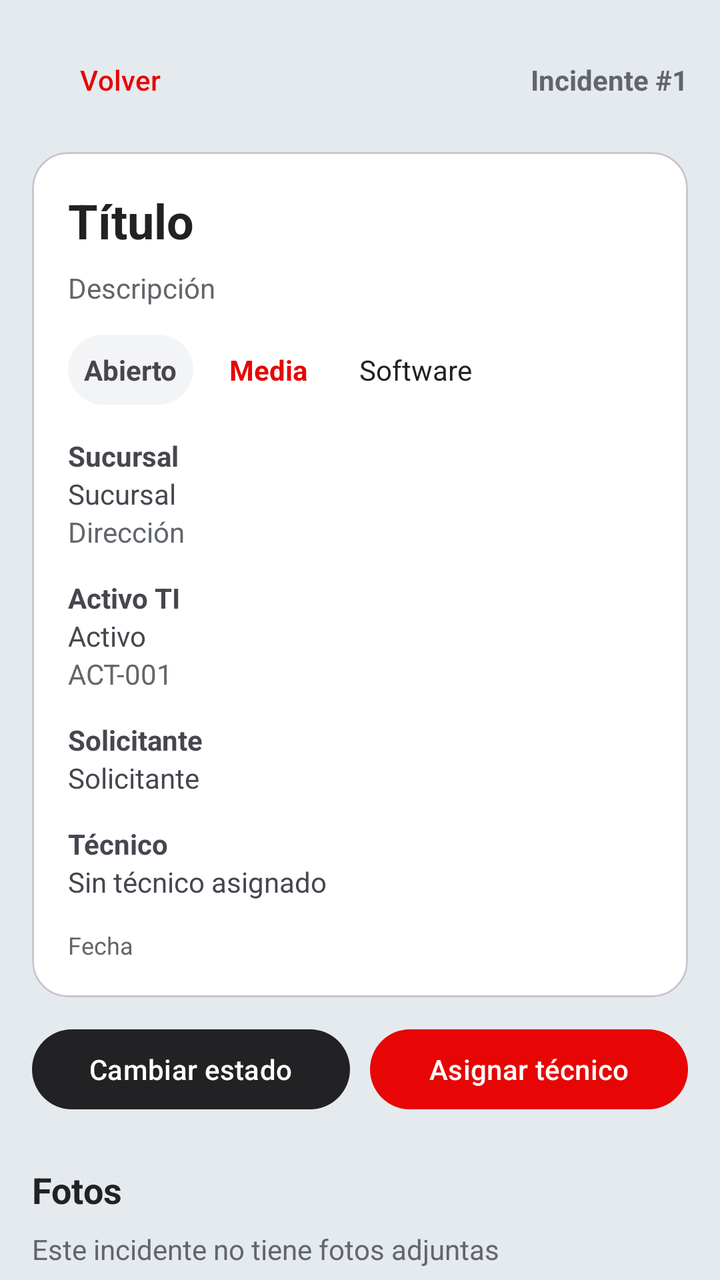
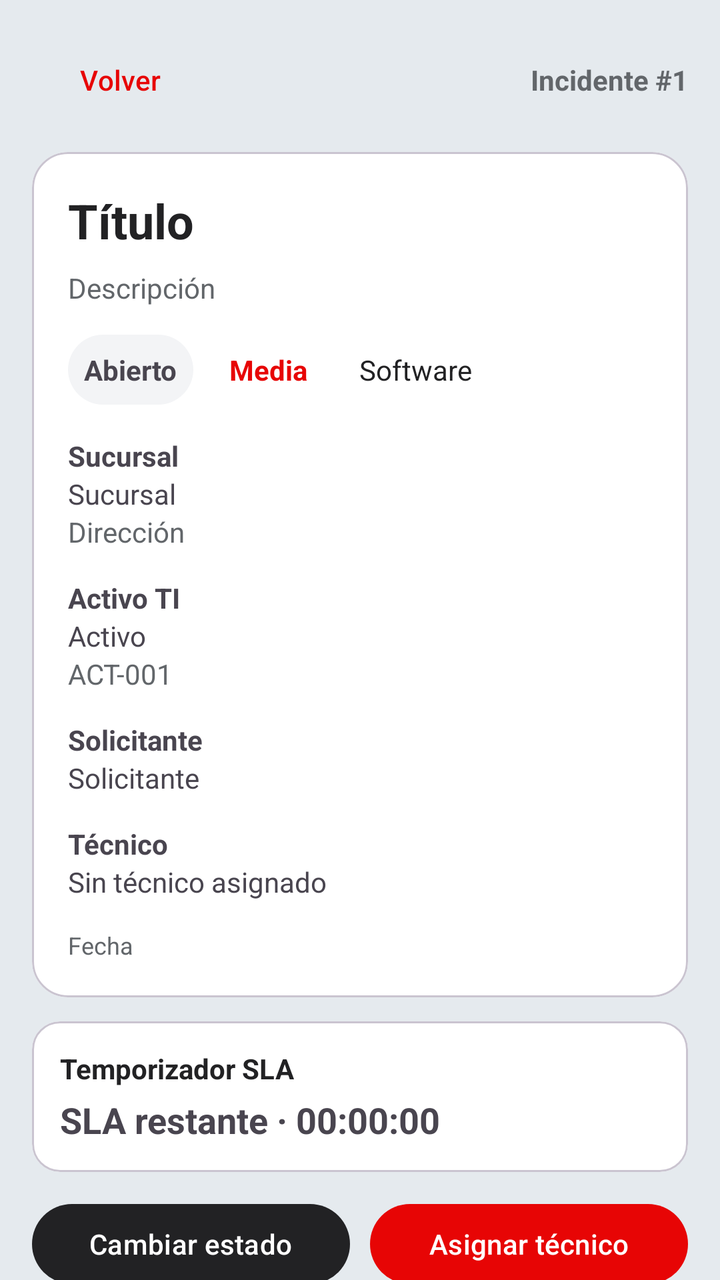

An Android layout rendered at two revisions. The XML below is the earlier revision; the diff shows what the commit changed to produce the second picture.
<!-- AndroidManifest.xml: application theme Theme.IncidentApp -->
<!-- res/layout/fragment_detalle_incidente.xml -->
<?xml version="1.0" encoding="utf-8"?>
<androidx.core.widget.NestedScrollView xmlns:android="http://schemas.android.com/apk/res/android"
    xmlns:app="http://schemas.android.com/apk/res-auto"
    xmlns:tools="http://schemas.android.com/tools"
    android:layout_width="match_parent"
    android:layout_height="match_parent"
    android:background="@color/incidentapp_light"
    android:fillViewport="true"
    tools:context=".ui.incidentes.DetalleIncidenteFragment">

    <LinearLayout
        android:layout_width="match_parent"
        android:layout_height="wrap_content"
        android:orientation="vertical"
        android:padding="16dp">

        <LinearLayout
            android:layout_width="match_parent"
            android:layout_height="wrap_content"
            android:gravity="center_vertical"
            android:orientation="horizontal">

            <com.google.android.material.button.MaterialButton
                android:id="@+id/btnVolver"
                style="@style/Widget.Material3.Button.TextButton"
                android:layout_width="wrap_content"
                android:layout_height="wrap_content"
                android:text="Volver"
                android:textAllCaps="false"
                android:textColor="@color/incidentapp_red" />

            <TextView
                android:id="@+id/tvTicket"
                android:layout_width="0dp"
                android:layout_height="wrap_content"
                android:layout_weight="1"
                android:gravity="end"
                android:text="Incidente #1"
                android:textColor="@color/text_secondary"
                android:textStyle="bold" />
        </LinearLayout>

        <com.google.android.material.progressindicator.LinearProgressIndicator
            android:id="@+id/progressDetalle"
            android:layout_width="match_parent"
            android:layout_height="wrap_content"
            android:layout_marginTop="8dp"
            android:visibility="gone"
            app:indicatorColor="@color/incidentapp_red"
            tools:visibility="visible" />

        <com.google.android.material.card.MaterialCardView
            android:layout_width="match_parent"
            android:layout_height="wrap_content"
            android:layout_marginTop="12dp"
            app:cardBackgroundColor="@color/white"
            app:cardCornerRadius="18dp">

            <LinearLayout
                android:layout_width="match_parent"
                android:layout_height="wrap_content"
                android:orientation="vertical"
                android:padding="18dp">

                <TextView
                    android:id="@+id/tvTitulo"
                    android:layout_width="match_parent"
                    android:layout_height="wrap_content"
                    android:text="Título"
                    android:textColor="@color/incidentapp_dark"
                    android:textSize="24sp"
                    android:textStyle="bold" />

                <TextView
                    android:id="@+id/tvDescripcion"
                    android:layout_width="match_parent"
                    android:layout_height="wrap_content"
                    android:layout_marginTop="8dp"
                    android:text="Descripción"
                    android:textColor="@color/text_secondary" />

                <LinearLayout
                    android:layout_width="match_parent"
                    android:layout_height="wrap_content"
                    android:layout_marginTop="14dp"
                    android:orientation="horizontal">

                    <TextView
                        android:id="@+id/tvEstado"
                        android:layout_width="wrap_content"
                        android:layout_height="wrap_content"
                        android:background="@drawable/bg_status"
                        android:padding="8dp"
                        android:text="Abierto"
                        android:textStyle="bold" />

                    <TextView
                        android:id="@+id/tvPrioridad"
                        android:layout_width="wrap_content"
                        android:layout_height="wrap_content"
                        android:layout_marginStart="10dp"
                        android:padding="8dp"
                        android:text="Media"
                        android:textColor="@color/incidentapp_red"
                        android:textStyle="bold" />

                    <TextView
                        android:id="@+id/tvCategoria"
                        android:layout_width="wrap_content"
                        android:layout_height="wrap_content"
                        android:layout_marginStart="10dp"
                        android:padding="8dp"
                        android:text="Software"
                        android:textColor="@color/incidentapp_dark" />
                </LinearLayout>

                <TextView
                    android:layout_width="wrap_content"
                    android:layout_height="wrap_content"
                    android:layout_marginTop="16dp"
                    android:text="Sucursal"
                    android:textStyle="bold" />
                <TextView
                    android:id="@+id/tvSucursal"
                    android:layout_width="match_parent"
                    android:layout_height="wrap_content"
                    android:text="Sucursal" />
                <TextView
                    android:id="@+id/tvDireccion"
                    android:layout_width="match_parent"
                    android:layout_height="wrap_content"
                    android:text="Dirección"
                    android:textColor="@color/text_secondary" />

                <TextView
                    android:layout_width="wrap_content"
                    android:layout_height="wrap_content"
                    android:layout_marginTop="14dp"
                    android:text="Activo TI"
                    android:textStyle="bold" />
                <TextView
                    android:id="@+id/tvActivo"
                    android:layout_width="match_parent"
                    android:layout_height="wrap_content"
                    android:text="Activo" />
                <TextView
                    android:id="@+id/tvCodigoQr"
                    android:layout_width="match_parent"
                    android:layout_height="wrap_content"
                    android:text="ACT-001"
                    android:textColor="@color/text_secondary" />

                <TextView
                    android:layout_width="wrap_content"
                    android:layout_height="wrap_content"
                    android:layout_marginTop="14dp"
                    android:text="Solicitante"
                    android:textStyle="bold" />
                <TextView
                    android:id="@+id/tvSolicitante"
                    android:layout_width="match_parent"
                    android:layout_height="wrap_content"
                    android:text="Solicitante" />

                <TextView
                    android:layout_width="wrap_content"
                    android:layout_height="wrap_content"
                    android:layout_marginTop="14dp"
                    android:text="Técnico"
                    android:textStyle="bold" />
                <TextView
                    android:id="@+id/tvTecnico"
                    android:layout_width="match_parent"
                    android:layout_height="wrap_content"
                    android:text="Sin técnico asignado" />

                <TextView
                    android:id="@+id/tvFecha"
                    android:layout_width="match_parent"
                    android:layout_height="wrap_content"
                    android:layout_marginTop="14dp"
                    android:text="Fecha"
                    android:textColor="@color/text_secondary"
                    android:textSize="12sp" />
            </LinearLayout>
        </com.google.android.material.card.MaterialCardView>

        <LinearLayout
            android:layout_width="match_parent"
            android:layout_height="wrap_content"
            android:layout_marginTop="12dp"
            android:orientation="horizontal">

            <com.google.android.material.button.MaterialButton
                android:id="@+id/btnCambiarEstado"
                android:layout_width="0dp"
                android:layout_height="wrap_content"
                android:layout_marginEnd="5dp"
                android:layout_weight="1"
                android:text="Cambiar estado"
                android:textAllCaps="false"
                app:backgroundTint="@color/incidentapp_dark" />

            <com.google.android.material.button.MaterialButton
                android:id="@+id/btnAsignarTecnico"
                android:layout_width="0dp"
                android:layout_height="wrap_content"
                android:layout_marginStart="5dp"
                android:layout_weight="1"
                android:text="Asignar técnico"
                android:textAllCaps="false"
                app:backgroundTint="@color/incidentapp_red" />
        </LinearLayout>

        <com.google.android.material.button.MaterialButton
            android:id="@+id/btnComoLlegar"
            style="@style/Widget.Material3.Button.OutlinedButton"
            android:layout_width="match_parent"
            android:layout_height="wrap_content"
            android:layout_marginTop="10dp"
            android:text="Cómo llegar a la sucursal"
            android:textAllCaps="false"
            android:visibility="gone" />

        <com.google.android.material.button.MaterialButton
            android:id="@+id/btnVerificarActivo"
            android:layout_width="match_parent"
            android:layout_height="wrap_content"
            android:layout_marginTop="10dp"
            android:text="Verificar activo con QR"
            android:textAllCaps="false"
            android:visibility="gone"
            app:backgroundTint="@color/incidentapp_dark" />

        <com.google.android.material.button.MaterialButton
            android:id="@+id/btnSolicitarAnulacion"
            style="@style/Widget.Material3.Button.OutlinedButton"
            android:layout_width="match_parent"
            android:layout_height="wrap_content"
            android:layout_marginTop="10dp"
            android:text="Anular incidente"
            android:textAllCaps="false"
            android:textColor="@color/incidentapp_red"
            android:visibility="gone"
            app:strokeColor="@color/incidentapp_red" />

        <TextView
            android:id="@+id/tvSolicitudAnulacion"
            android:layout_width="match_parent"
            android:layout_height="wrap_content"
            android:layout_marginTop="8dp"
            android:textColor="@color/incidentapp_red"
            android:textStyle="bold"
            android:visibility="gone" />

        <com.google.android.material.button.MaterialButton
            android:id="@+id/btnEliminarIncidente"
            android:layout_width="match_parent"
            android:layout_height="wrap_content"
            android:layout_marginTop="10dp"
            android:text="Eliminar incidente"
            android:textAllCaps="false"
            android:textColor="@color/white"
            android:visibility="gone"
            app:backgroundTint="@color/incidentapp_red" />

        <TextView
            android:layout_width="wrap_content"
            android:layout_height="wrap_content"
            android:layout_marginTop="24dp"
            android:text="Fotos"
            android:textColor="@color/incidentapp_dark"
            android:textSize="18sp"
            android:textStyle="bold" />

        <TextView
            android:id="@+id/tvSinFotos"
            android:layout_width="match_parent"
            android:layout_height="wrap_content"
            android:layout_marginTop="8dp"
            android:text="Este incidente no tiene fotos adjuntas"
            android:textColor="@color/text_secondary" />

        <HorizontalScrollView
            android:layout_width="match_parent"
            android:layout_height="wrap_content"
            android:layout_marginTop="8dp"
            android:scrollbars="none">
            <LinearLayout
                android:id="@+id/contenedorFotos"
                android:layout_width="wrap_content"
                android:layout_height="wrap_content"
                android:orientation="horizontal" />
        </HorizontalScrollView>

        <TextView
            android:layout_width="wrap_content"
            android:layout_height="wrap_content"
            android:layout_marginTop="24dp"
            android:text="Historial"
            android:textColor="@color/incidentapp_dark"
            android:textSize="18sp"
            android:textStyle="bold" />

        <TextView
            android:id="@+id/tvSinHistorial"
            android:layout_width="match_parent"
            android:layout_height="wrap_content"
            android:layout_marginTop="8dp"
            android:text="Todavía no hay cambios de estado"
            android:textColor="@color/text_secondary"
            android:visibility="gone" />

        <androidx.recyclerview.widget.RecyclerView
            android:id="@+id/recyclerHistorial"
            android:layout_width="match_parent"
            android:layout_height="wrap_content"
            android:layout_marginTop="8dp"
            tools:listitem="@layout/item_historial" />

    </LinearLayout>
</androidx.core.widget.NestedScrollView>
<!-- res/layout/item_historial.xml (included above) -->
<?xml version="1.0" encoding="utf-8"?>
<com.google.android.material.card.MaterialCardView xmlns:android="http://schemas.android.com/apk/res/android"
    xmlns:app="http://schemas.android.com/apk/res-auto"
    android:layout_width="match_parent"
    android:layout_height="wrap_content"
    android:layout_marginBottom="8dp"
    app:cardBackgroundColor="#FAFAFA"
    app:cardCornerRadius="12dp"
    app:strokeColor="#E0E0E0"
    app:strokeWidth="1dp">

    <LinearLayout
        android:layout_width="match_parent"
        android:layout_height="wrap_content"
        android:orientation="vertical"
        android:padding="12dp">

        <TextView
            android:id="@+id/tvCambio"
            android:layout_width="match_parent"
            android:layout_height="wrap_content"
            android:text="Abierto → En proceso"
            android:textColor="@color/incidentapp_dark"
            android:textStyle="bold" />

        <TextView
            android:id="@+id/tvComentario"
            android:layout_width="match_parent"
            android:layout_height="wrap_content"
            android:layout_marginTop="5dp"
            android:text="Comentario"
            android:textColor="@color/incidentapp_dark" />

        <TextView
            android:id="@+id/tvUsuario"
            android:layout_width="match_parent"
            android:layout_height="wrap_content"
            android:layout_marginTop="6dp"
            android:text="Usuario · Rol"
            android:textColor="@color/text_secondary"
            android:textSize="12sp" />

        <TextView
            android:id="@+id/tvFecha"
            android:layout_width="match_parent"
            android:layout_height="wrap_content"
            android:text="Fecha"
            android:textColor="@color/text_secondary"
            android:textSize="12sp" />
    </LinearLayout>
</com.google.android.material.card.MaterialCardView>
<!-- resources referenced by this layout -->
<resources>
  <color name="incidentapp_dark">#222224</color>
  <color name="incidentapp_light">#E5EAEE</color>
  <color name="incidentapp_red">#E70505</color>
  <color name="text_secondary">#62666A</color>
  <color name="white">#FFFFFF</color>
  <!-- drawable bg_status (drawable) -->
  <?xml version="1.0" encoding="utf-8"?>
  <shape xmlns:android="http://schemas.android.com/apk/res/android" android:shape="rectangle">
      <solid android:color="#F3F4F6" />
      <corners android:radius="20dp" />
  </shape>
  <style name="Theme.IncidentApp" parent="Base.Theme.IncidentApp" />
  <style name="Base.Theme.IncidentApp" parent="Theme.Material3.Light.NoActionBar">
          <item name="colorPrimary">@color/incidentapp_red</item>
          <item name="colorOnPrimary">@color/white</item>
          <item name="colorSecondary">@color/incidentapp_dark</item>
          <item name="colorSurface">@color/white</item>
          <item name="colorOnSurface">@color/incidentapp_dark</item>
          <item name="android:windowLightStatusBar">true</item>
          <item name="android:statusBarColor">@color/incidentapp_light</item>
          <item name="android:navigationBarColor">@color/incidentapp_light</item>
      </style>
</resources>

<!-- the commit's change to res/layout/fragment_detalle_incidente.xml (unified diff, before → after) -->
@@ -185,6 +185,18 @@
             </LinearLayout>
         </com.google.android.material.card.MaterialCardView>
 
+        <com.google.android.material.card.MaterialCardView
+            android:layout_width="match_parent"
+            android:layout_height="wrap_content"
+            android:layout_marginTop="12dp"
+            app:cardCornerRadius="14dp"
+            app:cardBackgroundColor="@color/white">
+            <LinearLayout android:layout_width="match_parent" android:layout_height="wrap_content" android:orientation="vertical" android:padding="14dp">
+                <TextView android:layout_width="wrap_content" android:layout_height="wrap_content" android:text="Temporizador SLA" android:textStyle="bold" android:textColor="@color/incidentapp_dark"/>
+                <TextView android:id="@+id/tvSlaDetalle" android:layout_width="match_parent" android:layout_height="wrap_content" android:layout_marginTop="4dp" android:text="SLA restante · 00:00:00" android:textSize="18sp" android:textStyle="bold"/>
+            </LinearLayout>
+        </com.google.android.material.card.MaterialCardView>
+
         <LinearLayout
             android:layout_width="match_parent"
             android:layout_height="wrap_content"
@@ -211,6 +223,18 @@
                 android:textAllCaps="false"
                 app:backgroundTint="@color/incidentapp_red" />
         </LinearLayout>
+
+        <com.google.android.material.button.MaterialButton
+            android:id="@+id/btnCambiarPrioridad"
+            style="@style/Widget.Material3.Button.OutlinedButton"
+            android:layout_width="match_parent"
+            android:layout_height="wrap_content"
+            android:layout_marginTop="10dp"
+            android:text="Cambiar prioridad"
+            android:textAllCaps="false"
+            android:visibility="gone"
+            app:strokeColor="@color/incidentapp_red"
+            android:textColor="@color/incidentapp_red" />
 
         <com.google.android.material.button.MaterialButton
             android:id="@+id/btnComoLlegar"
